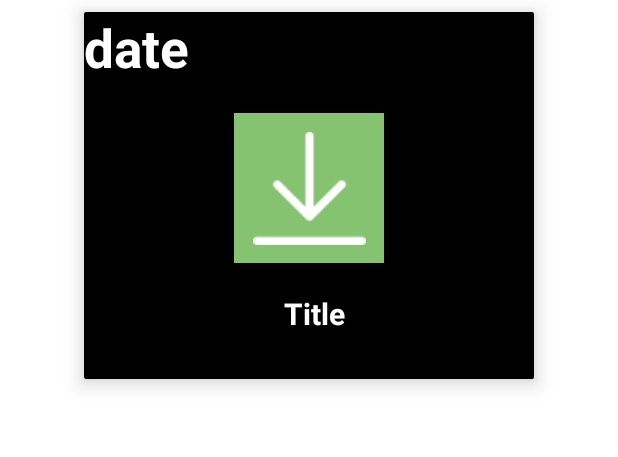
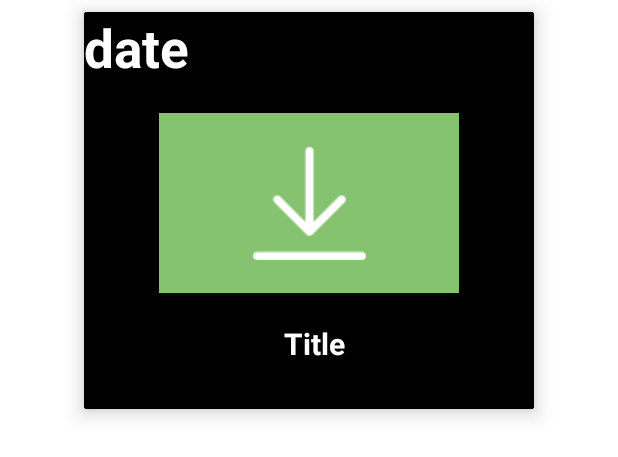
Before and after one commit to AlexandrosAlexandrov/MobileEvaluationApp, an Android app: the layout row_items.xml on its own in the app's theme, with its tools: preview values and no code run, on a phone screen of 412 x 824 dp. Shown: the top 457 px of the screen. Run offline under Robolectric (Android 15) with nearby library versions, the phone set to English and light mode, and no system bars.

Commit message:
Code cleanup

```diff
--- a/app/src/main/java/com/example/mobileevaluationproject/myAdapter.kt
+++ b/app/src/main/java/com/example/mobileevaluationproject/myAdapter.kt
@@ -67,11 +67,11 @@ class myAdapter(val context: Context, var bookList: List<BooksItem>?) :
          */
 
 
-        //BUG: When clicking an item to download, another item is also downloaded.
+        //BUG: When clicking an item to download, an item 7 positions after, is also downloaded.
         holder.imageButton.setOnClickListener {
             holder.imageButton.setImageResource(R.drawable.ic_check_w)
             //Download the PDF here.
-            Toast.makeText(context, "Book Downloaded ", Toast.LENGTH_SHORT).show()
+
         }
     }
 
--- a/app/src/main/res/layout/row_items.xml
+++ b/app/src/main/res/layout/row_items.xml
@@ -32,8 +32,8 @@
 
             <ImageButton
                 android:id="@+id/image_book"
-                android:layout_width="100dp"
-                android:layout_height="100dp"
+                android:layout_width="200dp"
+                android:layout_height="120dp"
                 android:src="@drawable/ic_download"
                 android:layout_gravity="center"
                 android:background="#85c370"/>
```
